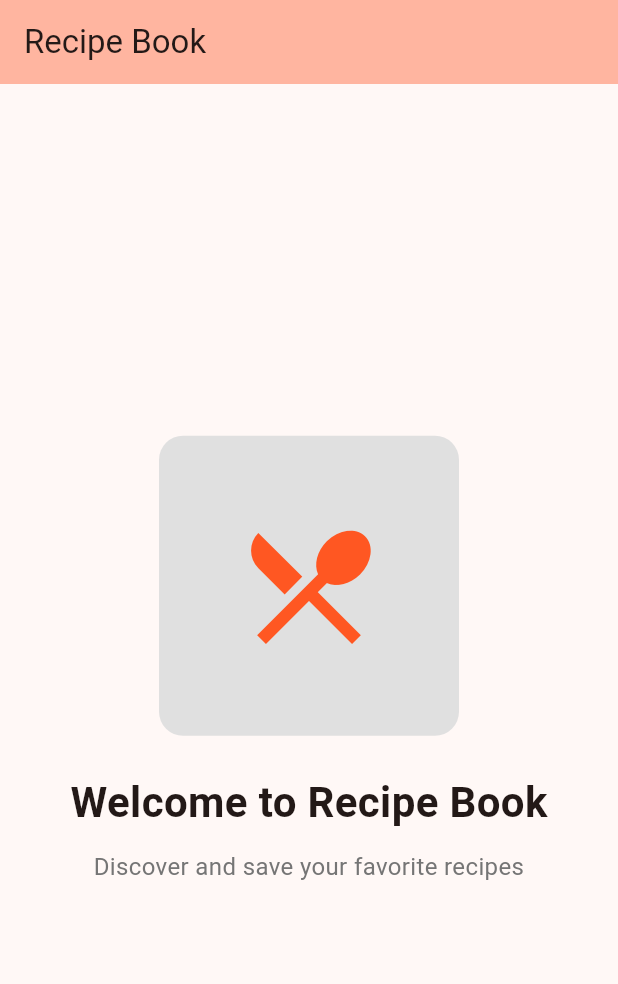
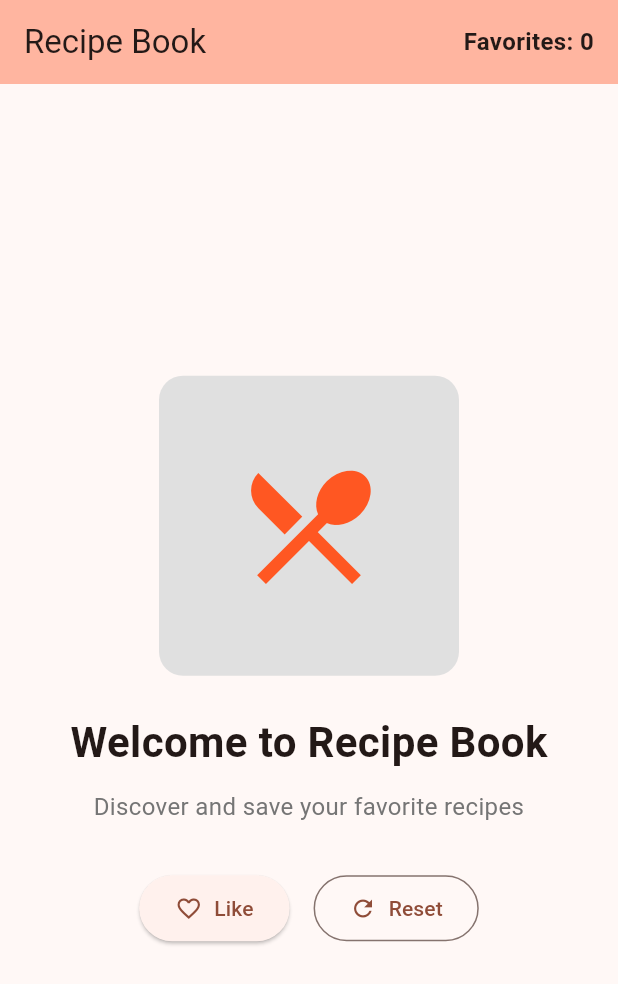
Before and after one commit to MRKenki/Andriod_Labratory_Work_Elmira_Recipe, a Flutter app: the screen it shows after launch, on a phone screen of 412 x 824 dp. Shown: the top 984 px of the screen. Run offline on Flutter 3.47's test engine with Material 3 defaults, Android fonts, the phone set to English and light mode, and no system bars.

Commit message:
added interactive recipe counter with state management

```diff
--- a/lib/main.dart
+++ b/lib/main.dart
@@ -20,8 +20,34 @@ class RecipeBookApp extends StatelessWidget {
   }
 }
 
-class HomeScreen extends StatelessWidget {
+class HomeScreen extends StatefulWidget {
   const HomeScreen({super.key});
+
+  @override
+  State<HomeScreen> createState() => _HomeScreenState();
+}
+
+class _HomeScreenState extends State<HomeScreen> {
+  int _favoriteCount = 0;
+  bool _isLiked = false;
+
+  void _toggleLike() {
+    setState(() {
+      _isLiked = !_isLiked;
+      if (_isLiked) {
+        _favoriteCount++;
+      } else {
+        _favoriteCount--;
+      }
+    });
+  }
+
+  void _resetCounter() {
+    setState(() {
+      _favoriteCount = 0;
+      _isLiked = false;
+    });
+  }
 
   @override
   Widget build(BuildContext context) {
@@ -29,12 +55,25 @@ class HomeScreen extends StatelessWidget {
       appBar: AppBar(
         backgroundColor: Theme.of(context).colorScheme.inversePrimary,
         title: const Text('Recipe Book'),
+        actions: [
+          Center(
+            child: Padding(
+              padding: const EdgeInsets.only(right: 16),
+              child: Text(
+                'Favorites: $_favoriteCount',
+                style: const TextStyle(
+                  fontSize: 16,
+                  fontWeight: FontWeight.bold,
+                ),
+              ),
+            ),
+          ),
+        ],
       ),
       body: Center(
         child: Column(
           mainAxisAlignment: MainAxisAlignment.center,
           children: [
-            // Image placeholder
             Container(
               width: 200,
               height: 200,
@@ -42,14 +81,13 @@ class HomeScreen extends StatelessWidget {
                 color: Colors.grey[300],
                 borderRadius: BorderRadius.circular(16),
               ),
-              child: const Icon(
+              child: Icon(
                 Icons.restaurant_menu,
                 size: 100,
-                color: Colors.deepOrange,
+                color: _isLiked ? Colors.red : Colors.deepOrange,
               ),
             ),
             const SizedBox(height: 24),
-            // Text elements
             const Text(
               'Welcome to Recipe Book',
               style: TextStyle(
@@ -69,6 +107,37 @@ class HomeScreen extends StatelessWidget {
                 textAlign: TextAlign.center,
               ),
             ),
+            const SizedBox(height: 32),
+            Row(
+              mainAxisAlignment: MainAxisAlignment.center,
+              children: [
+                ElevatedButton.icon(
+                  onPressed: _toggleLike,
+                  icon: Icon(_isLiked ? Icons.favorite : Icons.favorite_border),
+                  label: Text(_isLiked ? 'Liked' : 'Like'),
+                  style: ElevatedButton.styleFrom(
+                    backgroundColor: _isLiked ? Colors.red : null,
+                    foregroundColor: _isLiked ? Colors.white : null,
+                    padding: const EdgeInsets.symmetric(
+                      horizontal: 24,
+                      vertical: 12,
+                    ),
+                  ),
+                ),
+                const SizedBox(width: 16),
+                OutlinedButton.icon(
+                  onPressed: _resetCounter,
+                  icon: const Icon(Icons.refresh),
+                  label: const Text('Reset'),
+                  style: OutlinedButton.styleFrom(
+                    padding: const EdgeInsets.symmetric(
+                      horizontal: 24,
+                      vertical: 12,
+                    ),
+                  ),
+                ),
+              ],
+            ),
           ],
         ),
       ),
```
Also changed, not shown: pubspec.yaml (+5 -53 lines), pubspec.lock.
